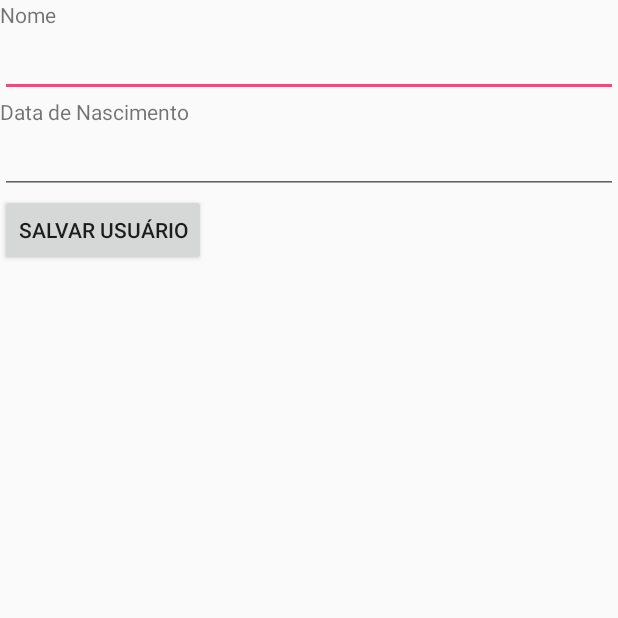
After one commit to tiagooliveira1/TesteAplicacaoFirebase, an Android app: the UserActivity screen opened directly, with no data from a screen before it, on a phone screen of 412 x 824 dp, the top half of it. The commit adds this screen. Run offline under Robolectric (Android 15) with nearby library versions, the phone set to English and light mode, and no system bars; our stand-ins replace Firebase (no records; nobody signed in at launch, a user with empty details on screens opened directly).

Commit message:
Implementado usuario, salvando

```diff
--- a/app/build.gradle
+++ b/app/build.gradle
@@ -23,6 +23,7 @@ dependencies {
     implementation 'com.android.support:appcompat-v7:26.1.0'
     implementation 'com.android.support.constraint:constraint-layout:1.1.2'
     implementation 'com.google.firebase:firebase-auth:11.0.4'
+    implementation 'com.google.firebase:firebase-database:11.0.4'
     testImplementation 'junit:junit:4.12'
     androidTestImplementation 'com.android.support.test:runner:1.0.2'
     androidTestImplementation 'com.android.support.test.espresso:espresso-core:3.0.2'
@@ -30,4 +31,6 @@ dependencies {
 
 
 
+
+
 apply plugin: 'com.google.gms.google-services'
--- a/app/src/main/AndroidManifest.xml
+++ b/app/src/main/AndroidManifest.xml
@@ -11,14 +11,15 @@
         android:roundIcon="@mipmap/ic_launcher_round"
         android:supportsRtl="true"
         android:theme="@style/AppTheme">
-        <activity android:name=".MainActivity">
+        <activity android:name=".Acitivity.MainActivity">
             <intent-filter>
                 <action android:name="android.intent.action.MAIN" />
 
                 <category android:name="android.intent.category.LAUNCHER" />
             </intent-filter>
         </activity>
-        <activity android:name=".HelloActivity"></activity>
+        <activity android:name=".Acitivity.HelloActivity" />
+        <activity android:name=".Acitivity.UserActivity"></activity>
     </application>
 
 </manifest>
--- a/app/src/main/java/com/example/troli/testeaplicacaofirebase/HelloActivity.java
+++ b/app/src/main/java/com/example/troli/testeaplicacaofirebase/Acitivity/HelloActivity.java
@@ -1,9 +1,10 @@
-package com.example.troli.testeaplicacaofirebase;
+package com.example.troli.testeaplicacaofirebase.Acitivity;
 
 import android.app.Activity;
 import android.os.Bundle;
 import android.widget.TextView;
 
+import com.example.troli.testeaplicacaofirebase.R;
 import com.google.firebase.auth.FirebaseAuth;
 import com.google.firebase.auth.FirebaseUser;
 
--- /dev/null
+++ b/app/src/main/java/com/example/troli/testeaplicacaofirebase/Acitivity/UserActivity.java
@@ -0,0 +1,62 @@
+package com.example.troli.testeaplicacaofirebase.Acitivity;
+
+import android.app.Activity;
+import android.os.Bundle;
+import android.support.annotation.NonNull;
+import android.view.View;
+import android.widget.EditText;
+import android.widget.ProgressBar;
+import android.widget.Toast;
+
+import com.example.troli.testeaplicacaofirebase.Classes.Usuario;
+import com.example.troli.testeaplicacaofirebase.R;
+import com.google.android.gms.tasks.OnCompleteListener;
+import com.google.android.gms.tasks.Task;
+import com.google.firebase.database.DatabaseReference;
+import com.google.firebase.database.FirebaseDatabase;
+
+import java.text.SimpleDateFormat;
+import java.util.Date;
+
+
+public class UserActivity extends Activity {
+
+    private ProgressBar progressBarUsuario;
+    private EditText txtUsuarioNome;
+    private EditText txtDataNascimento;
+    private FirebaseDatabase mDatabase;
+    private DatabaseReference mRef;
+    @Override
+    protected void onCreate(Bundle savedInstanceState) {
+        super.onCreate(savedInstanceState);
+        setContentView(R.layout.activity_user);
+
+        progressBarUsuario = findViewById(R.id.progressBarUsuario);
+        txtUsuarioNome = findViewById(R.id.txtUsuarioNome);
+        txtDataNascimento = findViewById(R.id.txtUsuarioDataNascimento);
+
+        mDatabase = FirebaseDatabase.getInstance();
+        mRef = mDatabase.getReference("usuario");
+    }
+
+    public void salvarUsuario(View view)
+    {
+        Date dtNascimento = new Date(2018,8,17);
+        //SimpleDateFormat dt = new SimpleDateFormat("yyyy-MM-dd");
+        //String stringDate = dt.format(dtNascimento);
+
+        Usuario usuario = new Usuario("Tiago", dtNascimento, 1, "PT_BR");
+        progressBarUsuario.setVisibility(progressBarUsuario.VISIBLE);
+        mRef.setValue(usuario).addOnCompleteListener(UserActivity.this, new OnCompleteListener<Void>() {
+            @Override
+            public void onComplete(@NonNull Task<Void> task) {
+                if(task.isSuccessful()) {
+                    Toast.makeText(UserActivity.this, "Carro salvo com sucesso.", Toast.LENGTH_SHORT).show();
+                } else {
+                    Toast.makeText(UserActivity.this, "Erro ao salvar o carro:"+task.getException().getMessage(), Toast.LENGTH_SHORT).show();
+                }
+            }
+        });
+        progressBarUsuario.setVisibility(progressBarUsuario.GONE);
+    }
+}
--- a/app/src/main/res/layout/activity_hello.xml
+++ b/app/src/main/res/layout/activity_hello.xml
@@ -5,11 +5,13 @@
     android:layout_width="match_parent"
     android:layout_height="match_parent"
     android:orientation="vertical"
-    tools:context="com.example.troli.testeaplicacaofirebase.HelloActivity">
+    tools:context="com.example.troli.testeaplicacaofirebase.Acitivity.HelloActivity">
 
     <TextView
         android:id="@+id/txtLoginUsuario"
         android:layout_width="match_parent"
         android:layout_height="wrap_content"
         />
+
+
 </LinearLayout>
--- /dev/null
+++ b/app/src/main/res/layout/activity_user.xml
@@ -0,0 +1,44 @@
+<?xml version="1.0" encoding="utf-8"?>
+<LinearLayout xmlns:android="http://schemas.android.com/apk/res/android"
+    xmlns:app="http://schemas.android.com/apk/res-auto"
+    xmlns:tools="http://schemas.android.com/tools"
+    android:layout_width="match_parent"
+    android:layout_height="match_parent"
+    android:orientation="vertical"
+    tools:context="com.example.troli.testeaplicacaofirebase.Acitivity.UserActivity">
+
+    <TextView
+        android:layout_width="match_parent"
+        android:layout_height="wrap_content"
+        android:text="Nome"/>
+    <EditText
+        android:id="@+id/txtUsuarioNome"
+        android:layout_width="match_parent"
+        android:layout_height="wrap_content" />
+
+    <TextView
+        android:layout_width="match_parent"
+        android:layout_height="wrap_content"
+        android:text="Data de Nascimento"/>
+
+    <EditText
+        android:id="@+id/txtUsuarioDataNascimento"
+        android:layout_width="match_parent"
+        android:layout_height="wrap_content" />
+
+    <Button
+        android:onClick="salvarUsuario"
+        android:layout_width="wrap_content"
+        android:layout_height="wrap_content"
+        android:text="Salvar Usuário"
+        />
+
+
+
+
+    <ProgressBar
+        android:id="@+id/progressBarUsuario"
+        android:visibility="gone"
+        android:layout_width="wrap_content"
+        android:layout_height="wrap_content" />
+</LinearLayout>
```
Also changed, not shown: app/src/main/java/com/example/troli/testeaplicacaofirebase/Acitivity/MainActivity.java (renamed from app/src/main/java/com/example/troli/testeaplicacaofirebase/MainActivity.java, +41 -1 lines), app/src/main/java/com/example/troli/testeaplicacaofirebase/Classes/Carro.java (added, +43 -0 lines), app/src/main/java/com/example/troli/testeaplicacaofirebase/Classes/Usuario.java (added, +53 -0 lines), app/src/main/res/layout/activity_main.xml (+21 -1 lines).
